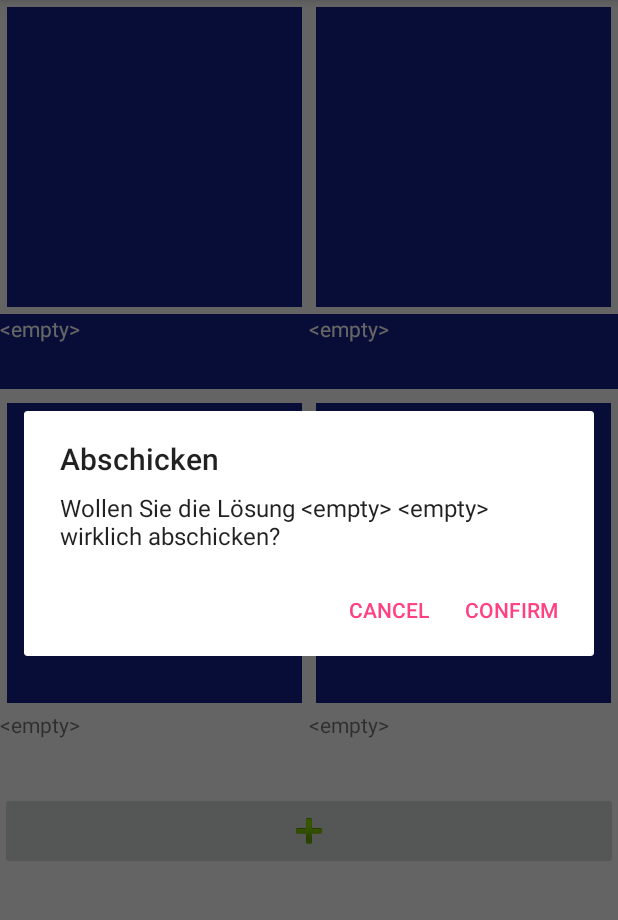
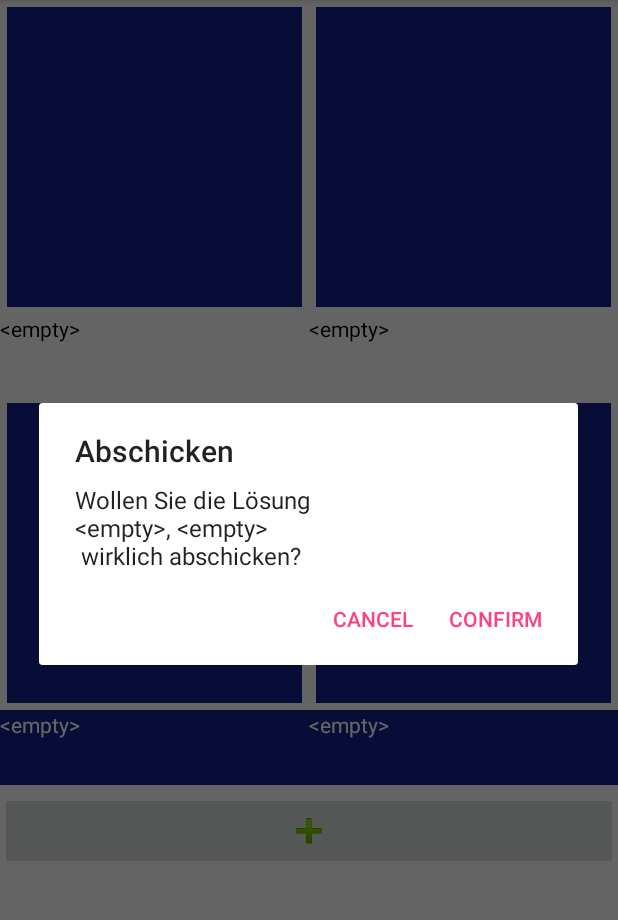
Before and after one commit to RaphaelHaenni/AppQuestIndianaPhones, an Android app: the screen it shows after launch (MainActivity), in the options menu, after a tap on "Log", on a phone screen of 412 x 824 dp, the part 84-1004 px from its top. Run offline under Robolectric (Android 15) with nearby library versions, the phone set to English and light mode, and no system bars; libraries missing offline, so code that uses them is left out: com.google.zxing.client, com.google.zxing.integration.

Commit message:
Added Log function

```diff
--- a/App3/AppQuest3_Memory/app/src/main/java/ch/appquest/indiana_phones/appquest3_memory/MainActivity.java
+++ b/App3/AppQuest3_Memory/app/src/main/java/ch/appquest/indiana_phones/appquest3_memory/MainActivity.java
@@ -3,9 +3,11 @@ package ch.appquest.indiana_phones.appquest3_memory;
 import android.app.AlertDialog;
 import android.content.DialogInterface;
 import android.content.Intent;
+import android.content.pm.PackageManager;
 import android.graphics.Bitmap;
 import android.graphics.BitmapFactory;
 import android.graphics.Color;
+import android.graphics.drawable.ColorDrawable;
 import android.support.v7.app.AppCompatActivity;
 import android.os.Bundle;
 import android.util.Log;
@@ -26,7 +28,12 @@ import com.google.zxing.client.android.Intents;
 import com.google.zxing.integration.android.IntentIntegrator;
 import com.google.zxing.integration.android.IntentResult;
 
+import org.json.JSONArray;
+import org.json.JSONException;
+import org.json.JSONObject;
+
 import java.util.ArrayList;
+import java.util.Arrays;
 import java.util.List;
 import java.util.Random;
 
@@ -41,8 +48,11 @@ public class MainActivity extends AppCompatActivity {
     private ImageView currentImgView;
     private TextView currentTxtView;
 
-    private TextView text1;
-    private TextView text2;
+    /*private TextView text1;
+    private TextView text2;*/
+    private List<String> words;
+    private List<String[]> finalWords;
+    private String wordString;
 
     private int getDP(int value)
     {
@@ -57,6 +67,7 @@ public class MainActivity extends AppCompatActivity {
         table = (TableLayout) findViewById(R.id.tableLayout1);
         addButton = (ImageButton) findViewById(R.id.addImgs);
         imgTexts = new ArrayList<ImageText>();
+        words = new ArrayList<String>();
 
         imgClicker = new View.OnClickListener() {
             @Override
@@ -78,26 +89,37 @@ public class MainActivity extends AppCompatActivity {
             public void onClick(View v) {
                 TextView currentTextView = (TextView) v;
 
-                if (text1 != null && text2 != null)
+                /*if (text1 != null && text2 != null)
                 {
                     text1.setBackgroundColor(Color.TRANSPARENT);
                     text1.setTextColor(Color.BLACK);
                     text2.setBackgroundColor(Color.TRANSPARENT);
                     text2.setTextColor(Color.BLACK);
-                }
+                }*/
 
                 TableRow row = (TableRow)((ViewGroup) currentTextView.getParent());
                 TextView secondView = (TextView) row.getChildAt(row.getChildCount() - 1);
                 TextView firstView = (TextView) row.getChildAt(0);
 
-                firstView.setBackgroundColor(Color.parseColor("#132189"));
-                firstView.setTextColor(Color.WHITE);
+                if (((ColorDrawable)firstView.getBackground()).getColor() == Color.parseColor("#132189"))
+                {
+                    firstView.setBackgroundColor(Color.TRANSPARENT);
+                    firstView.setTextColor(Color.BLACK);
 
-                secondView.setBackgroundColor(Color.parseColor("#132189"));
-                secondView.setTextColor(Color.WHITE);
+                    secondView.setBackgroundColor(Color.TRANSPARENT);
+                    secondView.setTextColor(Color.BLACK);
+                }
+                else
+                {
+                    firstView.setBackgroundColor(Color.parseColor("#132189"));
+                    firstView.setTextColor(Color.WHITE);
 
-                text1 = firstView;
-                text2 = secondView;
+                    secondView.setBackgroundColor(Color.parseColor("#132189"));
+                    secondView.setTextColor(Color.WHITE);
+                }
+
+                /*text1 = firstView;
+                text2 = secondView;*/
             }
         };
 
@@ -165,6 +187,28 @@ public class MainActivity extends AppCompatActivity {
     }
 
     public boolean onCreateOptionsMenu(Menu menu) {
+        MenuItem menuItemAll = menu.add("Alle Auswählen");
+        menuItemAll.setOnMenuItemClickListener(new MenuItem.OnMenuItemClickListener() {
+
+            @Override
+            public boolean onMenuItemClick(MenuItem item) {
+
+                boolean click = true;
+                for (ImageText imte : imgTexts)
+                {
+                    if (click)
+                    {
+                        imte.getTextView().performClick();
+                        click = false;
+                    }
+                    else
+                    {
+                        click = true;
+                    }
+                }
+                return false;
+            }
+        });
         MenuItem menuItem = menu.add("Log");
         menuItem.setOnMenuItemClickListener(new MenuItem.OnMenuItemClickListener() {
 
@@ -180,17 +224,55 @@ public class MainActivity extends AppCompatActivity {
 
     private void write_log()
     {
-        if (text1 != null && text2 != null)
+        wordString = "";
+        words.clear();
+        finalWords = new ArrayList<String[]>();
+        int counter = 0;
+        String[] wordPair = new String[2];
+        for (ImageText imte : imgTexts)
+        {
+            if (((ColorDrawable)imte.getTextView().getBackground()).getColor() == Color.parseColor("#132189"))
+            {
+                String newWord = imte.getTextView().getText().toString();
+                words.add(newWord);
+                wordString += newWord;
+                counter++;
+                if (counter >= 2)
+                {
+                    wordString += "\r\n";
+                    wordPair[1] = newWord;
+                    finalWords.add(wordPair);
+                    wordPair = new String[2];
+                    counter = 0;
+                }
+                else
+                {
+                    wordString += ", ";
+                    wordPair[0] = newWord;
+                }
+            }
+        }
+
+        if (!words.isEmpty())
         {
             AlertDialog.Builder builder = new AlertDialog.Builder(MainActivity.this);
             builder.setCancelable(true);
             builder.setTitle("Abschicken");
-            builder.setMessage("Wollen Sie die Lösung " + text1.getText() + " " + text2.getText() + " wirklich abschicken?");
+            builder.setMessage("Wollen Sie die Lösung\r\n" + wordString + " wirklich abschicken?");
             builder.setPositiveButton("Confirm",
                     new DialogInterface.OnClickListener() {
                         @Override
                         public void onClick(DialogInterface dialog, int which) {
-                            Toast.makeText(MainActivity.this, "OK!", Toast.LENGTH_LONG).show();
+
+                            try
+                            {
+                                log();
+                            }
+                            catch(JSONException x)
+                            {
+                                Toast.makeText(MainActivity.this, x.getMessage(), Toast.LENGTH_LONG).show();
+                            }
+
                         }
                     });
             builder.setNegativeButton(android.R.string.cancel, new DialogInterface.OnClickListener() {
@@ -206,6 +288,27 @@ public class MainActivity extends AppCompatActivity {
         {
             Toast.makeText(MainActivity.this, "Bitte wählen Sie den Text unter den Bildern an die sie zusammen abschicken möchten.", Toast.LENGTH_LONG).show();
         }
+    }
+
+    public void log() throws JSONException {
+        Intent intent = new Intent("ch.appquest.intent.LOG");
+
+        if (getPackageManager().queryIntentActivities(intent, PackageManager.MATCH_DEFAULT_ONLY).isEmpty()) {
+            Toast.makeText(this, "Logbook App not Installed", Toast.LENGTH_LONG).show();
+            return;
+        }
+
+        JSONObject json = new JSONObject();
+        json.put("task", "Memory");
+
+        json.put("solution", new JSONArray(finalWords));
+
+        // Achtung, je nach App wird etwas anderes eingetragen
+        String logmessage = json.toString();
+
+        intent.putExtra("ch.appquest.logmessage", logmessage);
+
+        startActivity(intent);
     }
 
     public void takeQrCodePicture() {
```
